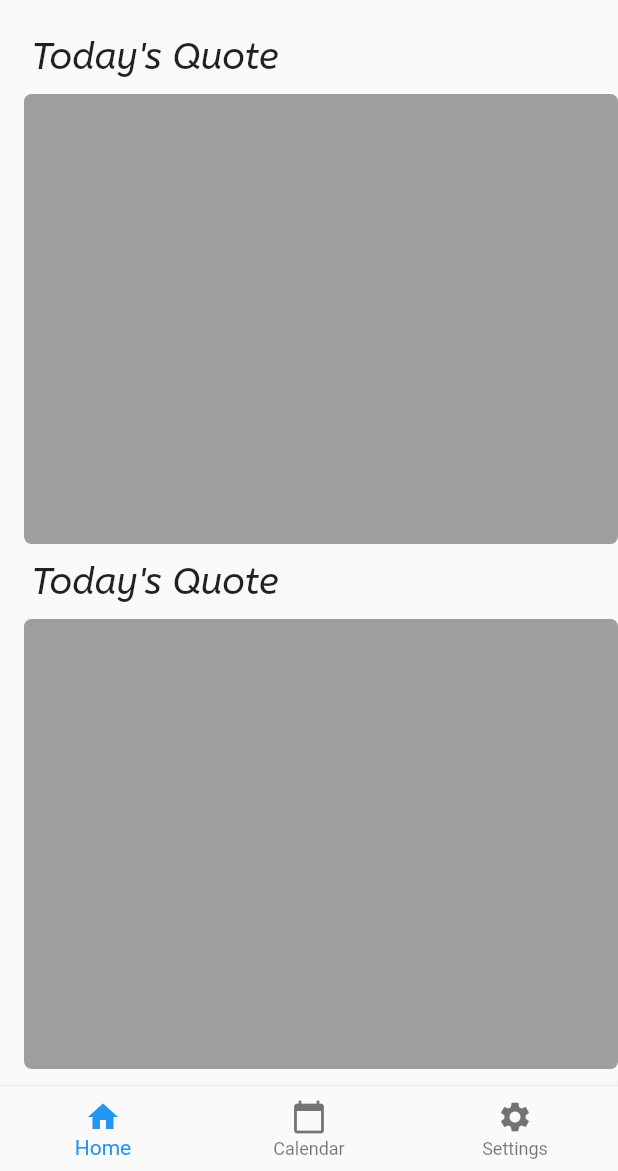
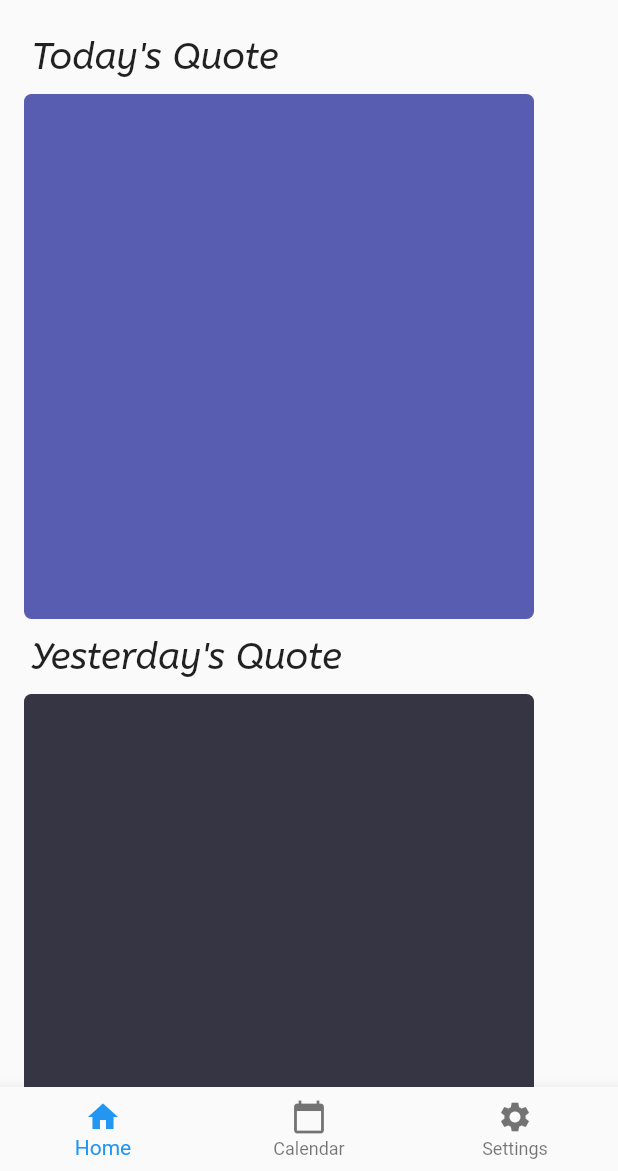
Before and after one commit to ktbatou/to-do-, a Flutter app: the screen it shows after launch, on a phone screen of 412 x 824 dp, the part 65-1236 px from its top. Run offline on Flutter 3.47's test engine with Material 2 defaults, Android fonts, the phone set to English and light mode, and no system bars.

Commit message:
home page

```diff
--- a/lib/generated_plugin_registrant.dart
+++ /dev/null
@@ -1,18 +0,0 @@
-//
-// Generated file. Do not edit.
-//
-
-// ignore: unused_import
-import 'dart:ui';
-
-import 'package:cloud_firestore_web/cloud_firestore_web.dart';
-import 'package:firebase_core_web/firebase_core_web.dart';
-
-import 'package:flutter_web_plugins/flutter_web_plugins.dart';
-
-// ignore: public_member_api_docs
-void registerPlugins(PluginRegistry registry) {
-  FirestoreWeb.registerWith(registry.registrarFor(FirestoreWeb));
-  FirebaseCoreWeb.registerWith(registry.registrarFor(FirebaseCoreWeb));
-  registry.registerMessageHandler();
-}
--- a/lib/main.dart
+++ b/lib/main.dart
@@ -1,4 +1,5 @@
 import 'package:flutter/material.dart';
+
 
 void main() => runApp(MyApp());
 
@@ -18,7 +19,7 @@ class MyApp extends StatelessWidget {
           child: ListView.builder(
             itemCount: 2,
             itemBuilder: (BuildContext ctxt, int index){
-              return Quotes();
+              return Quotes(index);
             },
             )
         ),
@@ -45,8 +46,13 @@ class MyApp extends StatelessWidget {
 
 //creat a widget as a method give it paramater (color, quotes , author , date)
 
-class Quotes extends StatelessWidget {
+class Quotes extends StatelessWidget{
+   List<String> date = ['Today', 'Yesterday'];
+   List<int> clr = [0xff595DB2, 0xff353544];
+    int i;
+    Quotes(this.i);
   Widget build(BuildContext context){
+
     return Column(
                 crossAxisAlignment: CrossAxisAlignment.start,
                 mainAxisAlignment: MainAxisAlignment.spaceBetween,
@@ -54,16 +60,20 @@ class Quotes extends StatelessWidget {
                 Container(
                   margin: const EdgeInsets.only(bottom: 10.0, top: 10.0, left: 5.0),
                   child :
-                  Text("Today's Quote", style: TextStyle(fontFamily: 'AbeeZee', fontSize: 25),),
+                  Text("${date[i]}'s Quote", style: TextStyle(fontFamily: 'AbeeZee', fontSize: 25),),
                   ),
                 Container(
                   decoration: BoxDecoration(
-                    color: Colors.grey,
+                    color : Color(clr[i]),
                     borderRadius: BorderRadius.all(Radius.circular(5.0))),
-                  height : 300.0,
-                  width: 400.0,
+                  height : 350.0,
+                  width: 340.0,
                   )
                 ],
               );
   }
 }
+
+class Date{
+
+}
--- a/pubspec.yaml
+++ b/pubspec.yaml
@@ -24,7 +24,7 @@ dependencies:
   flutter:
     sdk: flutter
 
-  cloud_firestore: ^0.13.0+1
+  #cloud_firestore: ^0.13.0+1
   cupertino_icons: ^1.0.0
 
   # The following adds the Cupertino Icons font to your application.
```
Also changed, not shown: pubspec.lock.
